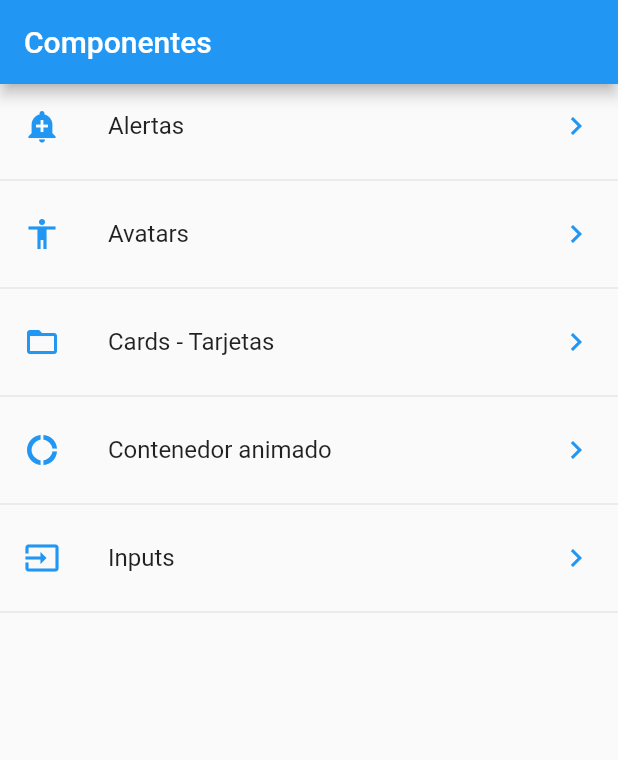
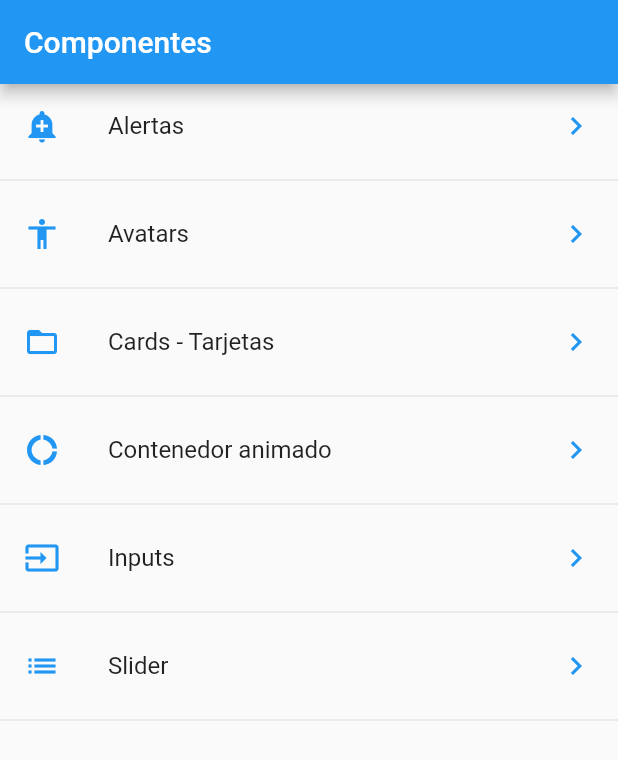
Before and after one commit to jvelez22/FlutterCourse, a Flutter app: the screen it shows after launch, on a phone screen of 412 x 824 dp. Shown: the top 760 px of the screen. Run offline on Flutter 3.47's test engine with Material 2 defaults, Android fonts, the phone set to English and light mode, and no system bars.

Commit message:
Slider added

```diff
--- a/widgets_app/data/menu_opts.json
+++ b/widgets_app/data/menu_opts.json
@@ -25,6 +25,12 @@
             "ruta" : "inputs",
             "icon" : "input",
             "texto": "Inputs"
+        },
+        {
+            "ruta" : "slider",
+            "icon" : "slider",
+            "texto": "Slider"
         }
+
     ]
 }
--- a/widgets_app/lib/src/routes/routes.dart
+++ b/widgets_app/lib/src/routes/routes.dart
@@ -5,6 +5,7 @@ import 'package:widgets_app/src/pages/avatar_page.dart';
 import 'package:widgets_app/src/pages/card_page.dart';
 import 'package:widgets_app/src/pages/home_page.dart';
 import 'package:widgets_app/src/pages/input_page.dart';
+import 'package:widgets_app/src/pages/slider_page.dart';
 
 Map<String, WidgetBuilder> getApplicationsRoutes() => {
       '/': (BuildContext contex) => HomePage(),
@@ -12,5 +13,6 @@ Map<String, WidgetBuilder> getApplicationsRoutes() => {
       'avatar': (BuildContext context) => AvatarPage(),
       'card': (BuildContext context) => CardPage(),
       'animated_container': (BuildContext context) => AnimatedContainerPage(),
-      'inputs': (BuildContext context) => InputPage()
+      'inputs': (BuildContext context) => InputPage(),
+      'slider': (BuildContext context) => SliderPage()
     };
--- a/widgets_app/lib/src/utils/icons_string_util.dart
+++ b/widgets_app/lib/src/utils/icons_string_util.dart
@@ -5,7 +5,8 @@ final _icons = <String, IconData>{
   'accessibility': Icons.accessibility,
   'folder_open': Icons.folder_open,
   'donut_large': Icons.donut_large,
-  'input': Icons.input
+  'input': Icons.input,
+  'slider': Icons.list
 };
 
 Icon getIcon(String iconName) {
```
Also changed, not shown: widgets_app/lib/src/pages/slider_page.dart (added, +46 -0 lines).
